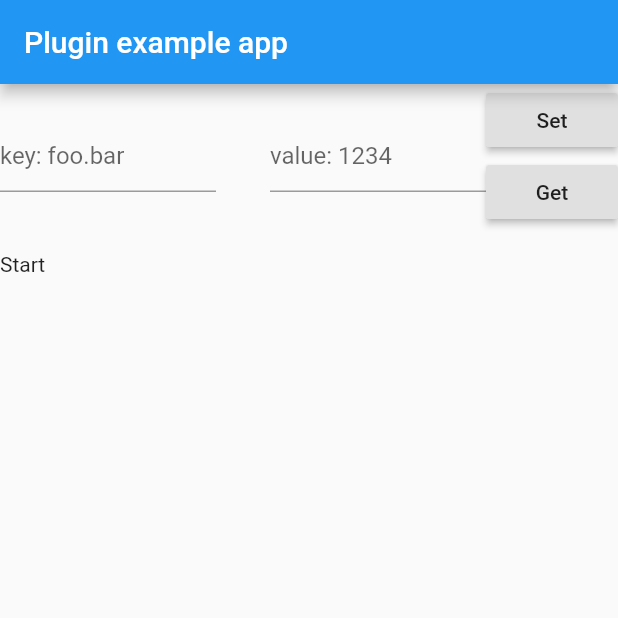
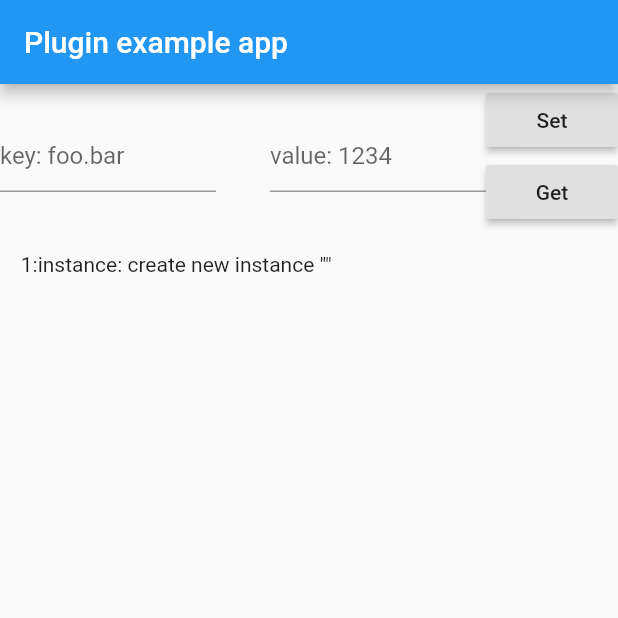
Before and after one commit to walfud/flutter_prefs, a Flutter app: the screen it shows after launch, after a tap on "Set", on a phone screen of 412 x 824 dp, the top half of it. Run offline on Flutter 3.47's test engine with Material 2 defaults, Android fonts, the phone set to English and light mode, and no system bars; our stand-ins replace sqflite, tuple; accounts and stored records are empty.

Commit message:
simple debug infrastructure

```diff
--- a/example/lib/main.dart
+++ b/example/lib/main.dart
@@ -20,16 +20,20 @@ class _MyAppState extends State<MyApp> {
   void initState() {
     super.initState();
 
-    Prefs.defaultInstance().then((prefs) {
-      _prefs = prefs;
-
+    Prefs.setDebugListener((debugId, desc, [obj]) {
       setState(() {
-        _inputKey = 'foo';
-        _inputValue = '1234';
-
-        _tips.add('Start');
+        _tips.add('$debugId'.padLeft(5) + ':' + desc);
       });
     });
+    Prefs.defaultInstance(debugId: nextDebugId())
+        .then((prefs) {
+            _prefs = prefs;
+
+            setState(() {
+              _inputKey = 'foo';
+              _inputValue = '1234';
+            });
+        });
   }
 
   @override
@@ -72,16 +76,16 @@ class _MyAppState extends State<MyApp> {
                     RaisedButton(
                       child: Text('Set'),
                       onPressed: () async {
+                        int debugId = nextDebugId();
                         final start = DateTime.now();
-                        Future<void> res = _prefs.setValue(_inputKey, _inputValue);
+                        Future<void> res = _prefs.setValue(_inputKey, _inputValue, debugId: debugId);
                         final end = DateTime.now();
                         await res;
                         final awaitEnd = DateTime.now();
                         final cost = end.millisecondsSinceEpoch - start.millisecondsSinceEpoch;
                         final awaitCost = awaitEnd.millisecondsSinceEpoch - start.millisecondsSinceEpoch;
                         setState(() {
-                          _tips.add(
-                              'set: cost $cost ms, persist cost $awaitCost ms');
+                          _tips.add('$debugId'.padLeft(5) + ':' + 'set: cost $cost ms, persist cost $awaitCost ms');
                         });
                       },
                     ),
@@ -126,4 +130,8 @@ class _MyAppState extends State<MyApp> {
       ),
     );
   }
+
+  // Debug
+  static int _debugId = 0;
+  int nextDebugId() => ++_debugId;
 }
--- a/lib/src/prefs.dart
+++ b/lib/src/prefs.dart
@@ -4,6 +4,8 @@ import 'package:sqflite/sqflite.dart';
 import 'package:tuple/tuple.dart';
 
 import './value_info.dart';
+
+typedef void DebugListener(int id, String desc, [Object obj]);
 
 class Prefs {
   static const String _spliter = '.';
@@ -21,16 +23,23 @@ class Prefs {
   static const String binaryValueColumnName = 'binaryValue';
 
   // Factory
-  // We maintain a static instance map for both effeciency and consistency
+  // We maintain a static instance map for both efficiency and consistency
   static Map<String, Prefs> _instanceMap = {};
 
-  static Future<Prefs> defaultInstance() => getInstance();
+  static Future<Prefs> defaultInstance({int debugId}) => getInstance(debugId: debugId);
 
-  static Future<Prefs> getInstance([String name = '']) async {
+  static Future<Prefs> getInstance({
+    String name = '',
+    int debugId,
+  }) async {
     name = name ?? '';
     if (_instanceMap[name] == null) {
       _instanceMap[name] = new Prefs._internal(name);
       await _instanceMap[name]._initialize();
+
+      safeDebugCall(debugId, 'instance: create new instance "$name"');
+    } else {
+      safeDebugCall(debugId, 'instance: reuse "$name"');
     }
 
     return _instanceMap[name];
@@ -38,7 +47,6 @@ class Prefs {
 
   // Private constructor
   String _name;
-
   Prefs._internal(this._name);
 
   Database _db;
@@ -94,33 +102,36 @@ class Prefs {
     return Future.value(null);
   }
 
-  Future<T> setValue<T>(String key, T value) {
+  Future<T> setValue<T>(String key, T value, { int debugId }) {
     // Cache
-    final originValueAndRemovedKeys = _setCacheValue(key, value);
+    final originValueAndRemovedKeys = _setCacheValue(key, value, debugId: debugId);
     final removedPrefixPaths = originValueAndRemovedKeys.item1;
     final originValue = originValueAndRemovedKeys.item2;
+
     // Persist
     return originValue == value && removedPrefixPaths.isEmpty
         ? Future.value(null)
         : _db.transaction((Transaction txn) async {
             // Remove prefix path
-            await Future.forEach(
-                removedPrefixPaths,
-                (removedKey) => txn.delete(
-                      'data',
-                      where: 'domain=? AND key=?',
-                      whereArgs: [_name, removedKey],
-                    ));
+            if (removedPrefixPaths.isNotEmpty) {
+              final removedPrefixCount = await txn.delete(
+                'data',
+                where: 'domain=? AND key IN (?)',
+                whereArgs: [_name, removedPrefixPaths.join(',')],
+              );
+              safeDebugCall(debugId, 'set: db delete "$removedPrefixCount" prefix path');
+            }
 
             // Remove postfix path
-            await txn.delete(
+            final removedPostfixCount = await txn.delete(
               'data',
               where: 'domain=? AND key like ?',
               whereArgs: [_name, '$key%'],
             );
+            safeDebugCall(debugId, 'set: db delete "$removedPostfixCount" postfix path');
 
-            var valueInfo = new ValueInfo(value);
-            await txn.insert(
+            final valueInfo = new ValueInfo(value);
+            final newId = await txn.insert(
               'data',
               {
                 'domain': _name,
@@ -129,10 +140,11 @@ class Prefs {
                 valueInfo.columnName: value,
               },
             );
+            safeDebugCall(debugId, 'set: db insert row id "$newId"');
           });
   }
 
-  Tuple2<List<String>, Object> _setCacheValue<T>(String key, T value) {
+  Tuple2<List<String>, Object> _setCacheValue<T>(String key, T value, { int debugId }) {
     List<String> removedPrefixPaths = [];
 
     final pathAndLeaf = _parsePathAndLeaf(key);
@@ -191,4 +203,16 @@ class Prefs {
     final nodes = key.split(_spliter);
     return new Tuple2(nodes.sublist(0, nodes.length - 1), nodes.last);
   }
+
+  // Debug
+  static DebugListener _debugListener;
+  static void setDebugListener(DebugListener listener) {
+    _debugListener = listener;
+  }
+
+  static void safeDebugCall(int id, String desc, [Object obj]) {
+    if (_debugListener != null) {
+      _debugListener(id, desc, obj);
+    }
+  }
 }
```
